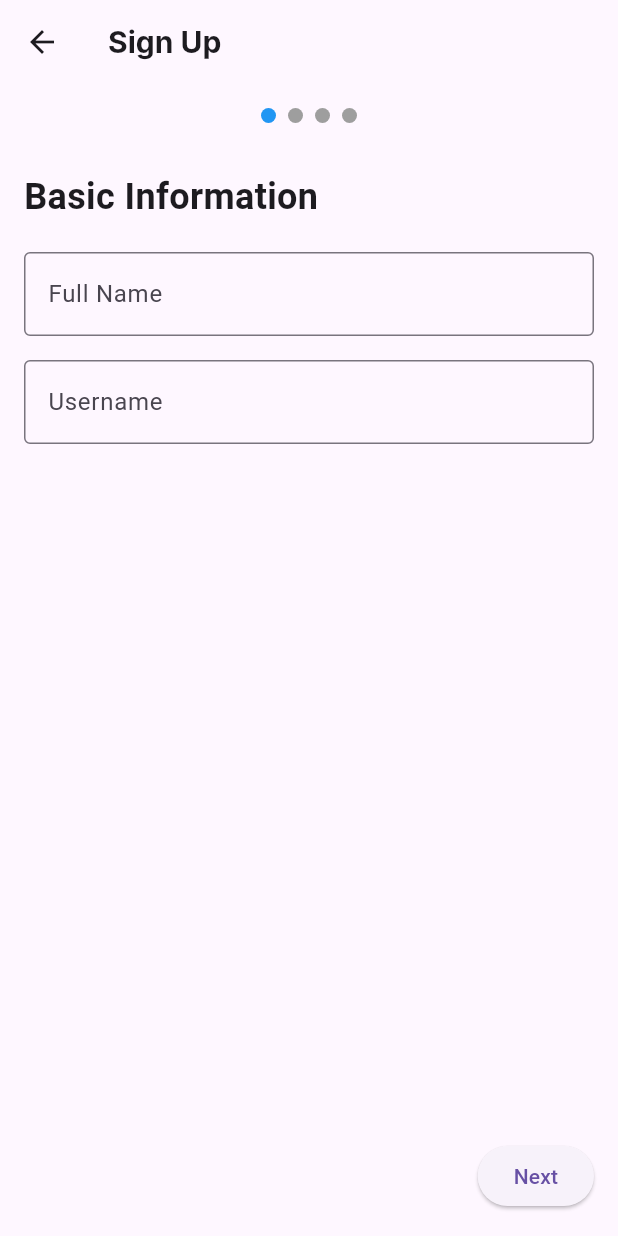
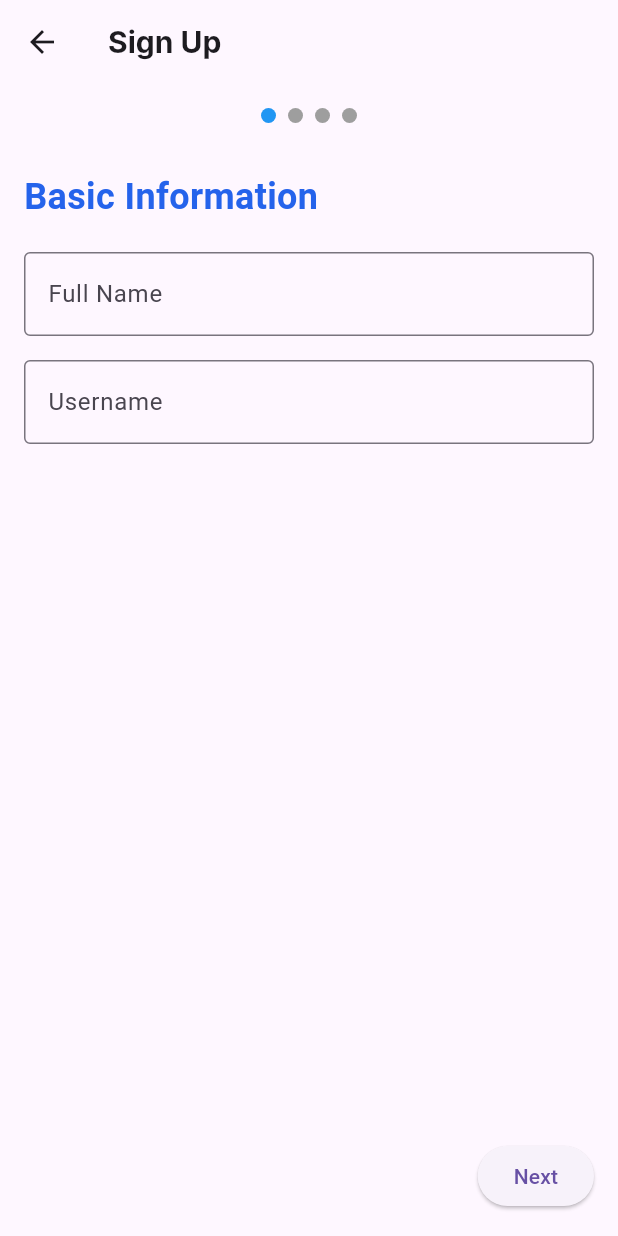
Before and after one commit to ayyesu/EyeConnect, a Flutter app: the screen it shows after launch, after a tap on "Skip", after a tap on "Done", after a tap on "Don’t have an account? Sign up here!", on a phone screen of 412 x 824 dp. Run offline on Flutter 3.47's test engine with Material 3 defaults, Android fonts, the light colour scheme and no system bars; our stand-ins replace cloud_firestore, firebase_auth, firebase_core, firebase_messaging, introduction_screen, permission_handler and 1 more; missing offline and left inert: flutter_webrtc; accounts and stored records are empty; Roboto replaces fonts that are missing (Inter).

Commit message:
minor app changes

```diff
--- a/lib/screens/login_screen.dart
+++ b/lib/screens/login_screen.dart
@@ -51,10 +51,11 @@ class LoginScreenState extends State<LoginScreen> {
           true, // Prevents overlapping by resizing the body
       appBar: AppBar(
         title: const Text(
-          'Login',
+          'Welcome to EyeConnect, Please login',
           style: TextStyle(
             fontFamily: 'Inter',
-            fontSize: 20,
+            color: Color(0xFF2563EB),
+            fontSize: 18,
             fontWeight: FontWeight.bold,
           ),
         ),
--- a/lib/screens/signup_screen.dart
+++ b/lib/screens/signup_screen.dart
@@ -193,7 +193,10 @@ class SignupScreenState extends State<SignupScreen> {
           children: [
             const Text(
               'Basic Information',
-              style: TextStyle(fontSize: 24, fontWeight: FontWeight.bold),
+              style: TextStyle(
+                  color: Color(0xFF2563EB),
+                  fontSize: 24,
+                  fontWeight: FontWeight.bold),
             ),
             const SizedBox(height: 20),
             TextField(
@@ -234,7 +237,11 @@ class SignupScreenState extends State<SignupScreen> {
           children: [
             const Text(
               'Contact Details',
-              style: TextStyle(fontSize: 24, fontWeight: FontWeight.bold),
+              style: TextStyle(
+                  color: Color(0xFF2563EB),
+                  fontSize: 24,
+                  fontWeight: FontWeight.bold
+                ),
             ),
             const SizedBox(height: 20),
             TextField(
@@ -275,7 +282,9 @@ class SignupScreenState extends State<SignupScreen> {
           children: [
             const Text(
               'Create Password',
-              style: TextStyle(fontSize: 24, fontWeight: FontWeight.bold),
+              style: TextStyle(
+                color: Color(0xFF2563EB),
+                fontSize: 24, fontWeight: FontWeight.bold),
             ),
             const SizedBox(height: 20),
             TextField(
@@ -307,7 +316,11 @@ class SignupScreenState extends State<SignupScreen> {
           children: [
             const Text(
               'Select Role',
-              style: TextStyle(fontSize: 24, fontWeight: FontWeight.bold),
+              style: TextStyle(
+                color: Color(0xFF2563EB),
+                fontSize: 24,
+                fontWeight: FontWeight.bold
+              ),
             ),
             const SizedBox(height: 20),
             ListTile(
--- a/lib/services/video_call_service.dart
+++ b/lib/services/video_call_service.dart
@@ -28,16 +28,14 @@ class VideoCallService {
       _peerConnection.addTrack(track, localStream);
     });
 
-    RTCSessionDescription offer = await _peerConnection.createOffer(_offerSdpConstraints);
+    RTCSessionDescription offer =
+        await _peerConnection.createOffer(_offerSdpConstraints);
     await _peerConnection.setLocalDescription(offer);
-
-    print('Offer created: ${offer.sdp}');
   }
 
   Future<void> handleRemoteAnswer(String sdp) async {
     RTCSessionDescription answer = RTCSessionDescription(sdp, 'answer');
     await _peerConnection.setRemoteDescription(answer);
-    print('Remote answer set.');
   }
 
   void endCall() {
--- a/pubspec.yaml
+++ b/pubspec.yaml
@@ -1,5 +1,5 @@
 name: eyeconnect
-description: "A new Flutter project."
+description: "Persuasive Social App that connects the visually impaired to volunteers to guide them with tasks."
 # The following line prevents the package from being accidentally published to
 # pub.dev using `flutter pub publish`. This is preferred for private packages.
 publish_to: 'none' # Remove this line if you wish to publish to pub.dev
```
